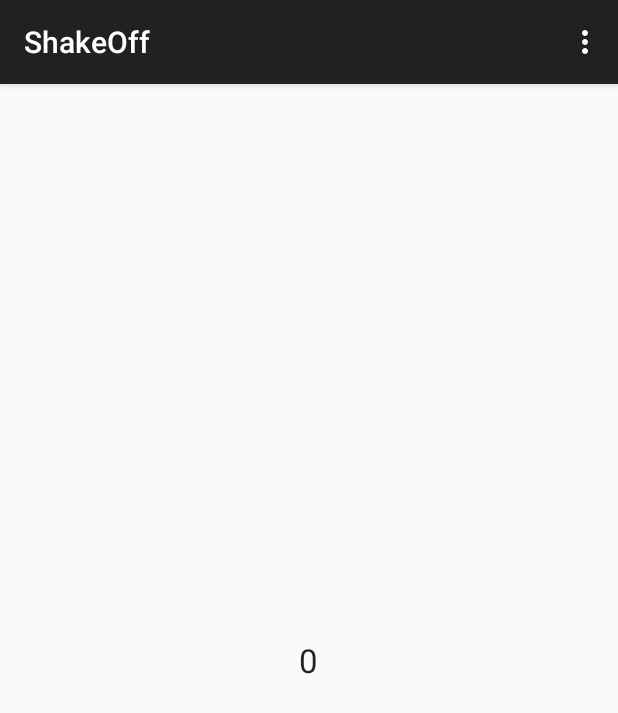
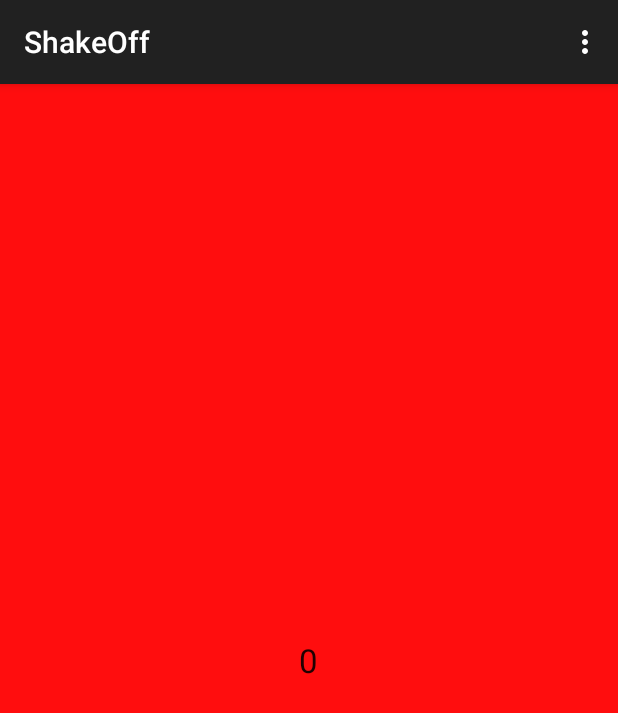
Before and after one commit to ajbowler/ShakeOff, an Android app: the screen it shows after launch (ShakeOff), on a phone screen of 412 x 824 dp. Shown: the top 713 px of the screen. Run offline under Robolectric (Android 15) with nearby library versions, the phone set to English and light mode, and no system bars.

Commit message:
Background color change

```diff
--- a/MyApplication/app/src/main/res/layout/activity_shake_off.xml
+++ b/MyApplication/app/src/main/res/layout/activity_shake_off.xml
@@ -4,7 +4,8 @@
     android:paddingRight="@dimen/activity_horizontal_margin"
     android:paddingTop="@dimen/activity_vertical_margin"
     android:paddingBottom="@dimen/activity_vertical_margin" tools:context=".ShakeOff"
-    android:id="@+id/rLayout">
+    android:id="@+id/rLayout"
+    android:background="#ffff0d0e">
 
 
     <TextView
```
